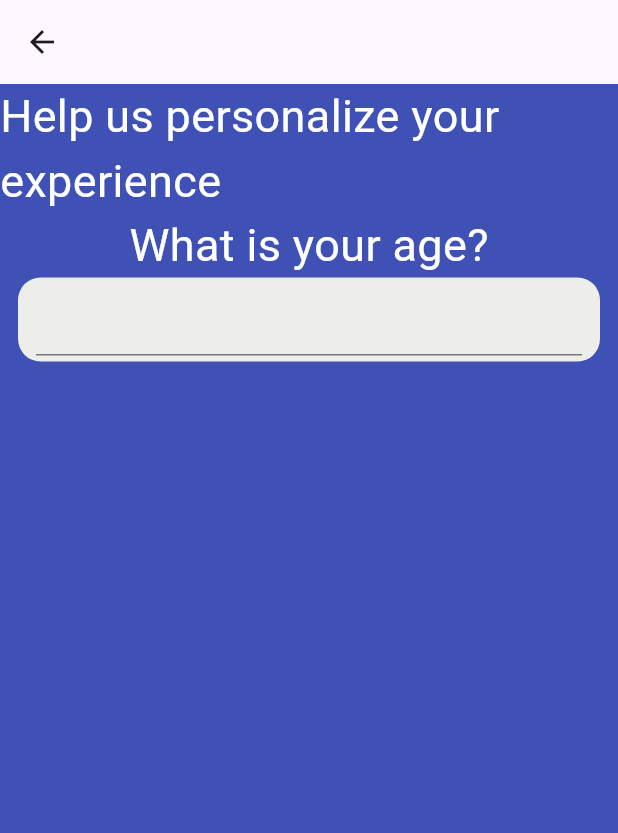
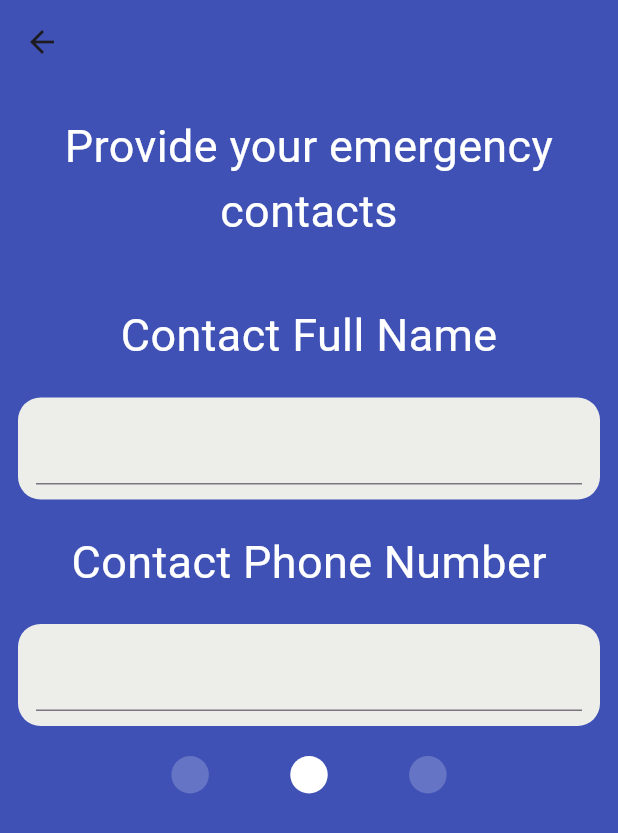
Before and after one commit to Tyler202208/fall_detection, a Flutter app: the PersonalInfoScreen screen opened by its route, on a phone screen of 412 x 824 dp. Shown: the top 833 px of the screen. Run offline on Flutter 3.47's test engine with Material 3 defaults, Android fonts, the phone set to English and light mode, and no system bars; our stand-ins replace battery_plus, cloud_firestore, connectivity_plus, firebase_auth, firebase_core; accounts and stored records are empty; statements that could not run were skipped.

Commit message:
more personal info pages

```diff
--- a/lib/main.dart
+++ b/lib/main.dart
@@ -34,7 +34,8 @@ class MyApp extends StatelessWidget {
         '/home': (context) => NavigationScreen(),
         '/signup': (context) => SignUpScreen(),
         '/login': (context) => LogInScreen(),
-        '/person_info': (context) => PersonalInfoScreen(),
+        '/personal_info': (context) => PersonalInfoScreen(),
+
 
       },
 
--- a/lib/personal_info_screen.dart
+++ b/lib/personal_info_screen.dart
@@ -10,20 +10,38 @@ class PersonalInfoScreen extends StatefulWidget {
 
 class _PersonalInfoScreenState extends State<PersonalInfoScreen> {
   final _ageController = TextEditingController();
+  final _addressController = TextEditingController();
+  final _contactname = TextEditingController();
+  final _contactnumber = TextEditingController();
 
   @override
   Widget build(BuildContext context) {
+    return _page3();
+  }
+
+
+  Widget _page1(){
     return Scaffold(
       backgroundColor: primary_color,
-      appBar: AppBar(),
+      appBar: AppBar(
+        backgroundColor: primary_color,
+
+      ),
       body: Column(
         children: [
-          Text(
-            "Help us personalize your experience",
-            style: TextStyle(
-              color: Colors.white,
-              fontSize: 30
+          Padding(
+            padding: const EdgeInsets.all(20.0),
+            child: Text(
+              textAlign: TextAlign.center,
+              "Help us personalize your experience",
+              style: TextStyle(
+                  color: Colors.white,
+                  fontSize: 30
+              ),
             ),
+          ),
+          Spacer(
+            flex: 7,
           ),
           Text(
             "What is your age?",
@@ -32,18 +50,169 @@ class _PersonalInfoScreenState extends State<PersonalInfoScreen> {
                 fontSize: 30
             ),
           ),
+          SizedBox(height: 20),
           Container(
             margin: EdgeInsets.symmetric(horizontal: 12),
-            padding: EdgeInsets.symmetric(horizontal: 12, vertical: 4),
+            padding: EdgeInsets.symmetric(horizontal: 12, vertical: 10),
             decoration: BoxDecoration(
                 color: card_color,
                 borderRadius: BorderRadius.circular(15)
             ),
             child: TextFormField(
               controller: _ageController,
-              validator: (value) => value == null || value is num ? 'Enter a valid age' : null,
+              validator: (value) => value != null || value is num ?  null : 'Enter a valid age',
             ),
+          ),
+          SizedBox(height: 20),
+          three_dots(dot1: true),
+          Spacer(
+            flex: 1,
           )
+
+
+
+
+        ],
+      ),
+
+    );
+  }
+
+  Widget _page2(){
+    return Scaffold(
+      backgroundColor: primary_color,
+      appBar: AppBar(
+        backgroundColor: primary_color,
+
+      ),
+      body: Column(
+        children: [
+          Padding(
+            padding: const EdgeInsets.all(20.0),
+            child: Text(
+              textAlign: TextAlign.center,
+              "Help us personalize your experience",
+              style: TextStyle(
+                  color: Colors.white,
+                  fontSize: 30
+              ),
+            ),
+          ),
+          Spacer(
+            flex: 7,
+          ),
+          Text(
+            "What is your address?",
+            style: TextStyle(
+                color: Colors.white,
+                fontSize: 30
+            ),
+          ),
+          SizedBox(height: 20),
+          Container(
+            margin: EdgeInsets.symmetric(horizontal: 12),
+            padding: EdgeInsets.symmetric(horizontal: 12, vertical: 10),
+            decoration: BoxDecoration(
+                color: card_color,
+                borderRadius: BorderRadius.circular(15)
+            ),
+            child: TextFormField(
+              controller: _addressController,
+              validator: (value) => value != null ? null : 'Enter a valid age',
+            ),
+          ),
+          SizedBox(height: 20),
+          three_dots(dot2: true),
+          Spacer(
+            flex: 1,
+          )
+
+
+
+
+        ],
+      ),
+
+    );
+  }
+
+  Widget _page3(){
+    return Scaffold(
+      backgroundColor: primary_color,
+      appBar: AppBar(
+        backgroundColor: primary_color,
+
+      ),
+      body: Column(
+        children: [
+          Padding(
+            padding: const EdgeInsets.all(20.0),
+            child: Text(
+              textAlign: TextAlign.center,
+              "Provide your emergency contacts",
+              style: TextStyle(
+                  color: Colors.white,
+                  fontSize: 30
+              ),
+            ),
+          ),
+          SizedBox(height: 20),
+
+          Text(
+            "Contact Full Name",
+            style: TextStyle(
+                color: Colors.white,
+                fontSize: 30
+            ),
+          ),
+          SizedBox(height: 20),
+          Container(
+            margin: EdgeInsets.symmetric(horizontal: 12),
+            padding: EdgeInsets.symmetric(horizontal: 12, vertical: 10),
+            decoration: BoxDecoration(
+                color: card_color,
+                borderRadius: BorderRadius.circular(15)
+            ),
+            child: TextFormField(
+              controller: _contactname,
+              validator: (value) => value != null ? null : 'Enter a valid name',
+            ),
+          ),
+          SizedBox(height: 20),
+          Text(
+            "Contact Phone Number",
+            style: TextStyle(
+                color: Colors.white,
+                fontSize: 30
+            ),
+          ),
+          SizedBox(height: 20),
+          Container(
+            margin: EdgeInsets.symmetric(horizontal: 12),
+            padding: EdgeInsets.symmetric(horizontal: 12, vertical: 10),
+            decoration: BoxDecoration(
+                color: card_color,
+                borderRadius: BorderRadius.circular(15)
+            ),
+            child: TextFormField(
+              controller: _contactnumber,
+              validator: (value) => value != null  ? null : 'Enter a valid number',
+            ),
+          ),
+          SizedBox(height: 20),
+          Container(
+            decoration: BoxDecoration(
+              color: Colors.white,
+              borderRadius: BorderRadius.circular(15),
+            ),
+
+          ),
+          three_dots(dot2: true),
+          Spacer(
+            flex: 1,
+          )
+
+
 
 
         ],
@@ -52,3 +221,52 @@ class _PersonalInfoScreenState extends State<PersonalInfoScreen> {
     );
   }
 }
+
+class three_dots extends StatelessWidget {
+  bool dot1;
+  bool dot2;
+  bool dot3;
+  three_dots({super.key, this.dot1 = false, this.dot2 = false, this.dot3 = false});
+
+  @override
+  Widget build(BuildContext context) {
+    return Padding(
+      padding: const EdgeInsets.symmetric(horizontal: 60),
+      child: Row(
+        mainAxisAlignment: MainAxisAlignment.spaceEvenly,
+        children: [
+          Container(
+            height: 25,
+            width: 25,
+            decoration: BoxDecoration(
+                shape: BoxShape.circle,
+                color: dot1?
+                    Colors.white:
+                    Colors.white.withOpacity(0.2)
+            ),
+          ),
+          Container(
+            height: 25,
+            width: 25,
+            decoration: BoxDecoration(
+                shape: BoxShape.circle,
+                color: dot2?
+                Colors.white:
+                Colors.white.withOpacity(0.2)
+            ),
+          ),
+          Container(
+            height: 25,
+            width: 25,
+            decoration: BoxDecoration(
+                shape: BoxShape.circle,
+                color: dot3?
+                Colors.white:
+                Colors.white.withOpacity(0.2)
+            ),
+          )
+        ],
+      ),
+    );
+  }
+}
--- a/lib/splash_screen.dart
+++ b/lib/splash_screen.dart
@@ -23,7 +23,7 @@ class _SplashScreenState extends State<SplashScreen> {
       Navigator.pushReplacementNamed(context, "/home");
     }
     else {
-      Navigator.pushReplacementNamed(context, "/login");
+      Navigator.pushReplacementNamed(context, "/personal_info");
     }
   }
 
```
